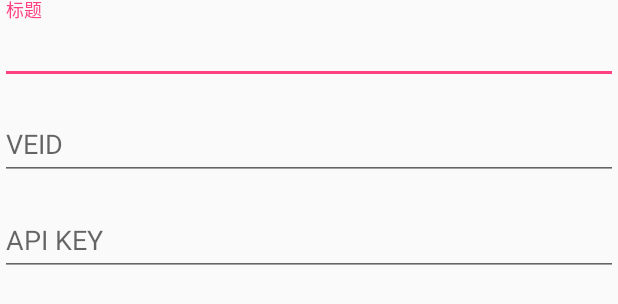
After one commit to zhuwenhao/Demo, an Android app: the layout dialog_bandwagon_add.xml on its own in the app's theme, with its tools: preview values and no code run, on a phone screen of 412 x 824 dp. The commit adds this screen. Shown: the top 304 px of the screen. Run offline under Robolectric (Android 15) with nearby library versions, the phone set to English and light mode, and no system bars.

Commit message:
BandwagonActivity to achieve part of the function

```diff
--- a/app/build.gradle
+++ b/app/build.gradle
@@ -30,7 +30,9 @@ dependencies {
     compile 'com.android.support.constraint:constraint-layout:1.0.2'
     testCompile 'junit:junit:4.12'
 
+    compile 'com.afollestad.material-dialogs:core:0.9.4.4'
     compile 'com.github.clans:fab:1.6.4'
+    compile 'com.github.magiepooh:recycler-itemdecoration:1.1.2@aar'
     compile 'com.jakewharton:butterknife:8.5.1'
     annotationProcessor 'com.jakewharton:butterknife-compiler:8.5.1'
     compile 'com.zhy:okhttputils:2.6.2'
--- /dev/null
+++ b/app/src/main/res/drawable/item_decoration_h_8.xml
@@ -0,0 +1,6 @@
+<?xml version="1.0" encoding="utf-8"?>
+<shape xmlns:android="http://schemas.android.com/apk/res/android"
+    android:shape="rectangle">
+
+    <size android:height="8dp" />
+</shape>
--- /dev/null
+++ b/app/src/main/res/layout/dialog_bandwagon_add.xml
@@ -0,0 +1,50 @@
+<?xml version="1.0" encoding="utf-8"?>
+<LinearLayout xmlns:android="http://schemas.android.com/apk/res/android"
+    android:layout_width="match_parent"
+    android:layout_height="wrap_content"
+    android:orientation="vertical">
+
+    <android.support.design.widget.TextInputLayout
+        android:layout_width="match_parent"
+        android:layout_height="wrap_content">
+
+        <AutoCompleteTextView
+            android:id="@+id/dialog_text_title"
+            android:layout_width="match_parent"
+            android:layout_height="wrap_content"
+            android:hint="@string/title"
+            android:imeOptions="actionNext"
+            android:inputType="text"
+            android:maxLines="1" />
+    </android.support.design.widget.TextInputLayout>
+
+    <android.support.design.widget.TextInputLayout
+        android:layout_width="match_parent"
+        android:layout_height="wrap_content"
+        android:layout_marginTop="8dp">
+
+        <AutoCompleteTextView
+            android:id="@+id/dialog_text_ve_id"
+            android:layout_width="match_parent"
+            android:layout_height="wrap_content"
+            android:hint="@string/ve_id"
+            android:imeOptions="actionNext"
+            android:inputType="text"
+            android:maxLines="1" />
+    </android.support.design.widget.TextInputLayout>
+
+    <android.support.design.widget.TextInputLayout
+        android:layout_width="match_parent"
+        android:layout_height="wrap_content"
+        android:layout_marginTop="8dp">
+
+        <AutoCompleteTextView
+            android:id="@+id/dialog_text_api_key"
+            android:layout_width="match_parent"
+            android:layout_height="wrap_content"
+            android:hint="@string/api_key"
+            android:imeOptions="actionDone"
+            android:inputType="text"
+            android:maxLines="1" />
+    </android.support.design.widget.TextInputLayout>
+</LinearLayout>
--- a/app/src/main/res/values/strings.xml
+++ b/app/src/main/res/values/strings.xml
@@ -17,4 +17,8 @@
     <string name="show_empty_view">显示空视图</string>
     <string name="show_error_view">显示错误视图</string>
     <string name="show_no_network_view">显示网络异常视图</string>
+
+    <string name="title">标题</string>
+    <string name="ve_id">VEID</string>
+    <string name="api_key">API KEY</string>
 </resources>
```
Also changed, not shown: app/src/main/java/com/zhuwenhao/demo/BandwagonActivity.java (+95 -35 lines), app/src/main/java/com/zhuwenhao/demo/entity/Bandwagon.java (+72 -6 lines), app/src/main/java/com/zhuwenhao/demo/utils/AppUtils.java (added, +27 -0 lines), app/src/main/java/com/zhuwenhao/demo/utils/DatabaseHelper.java (added, +29 -0 lines), app/src/main/java/com/zhuwenhao/demo/utils/DatabaseUtils.java (added, +66 -0 lines).
